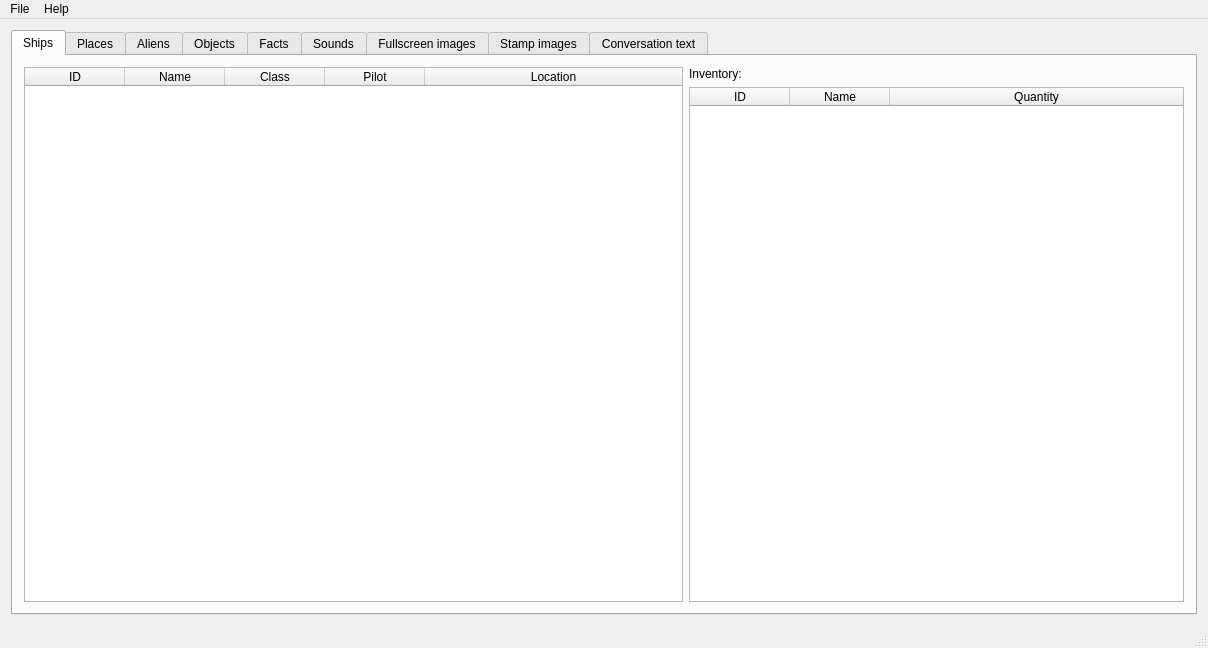
Old version of the form mainwindow.ui in the repository colinbourassa/nomad-resource-explorer.
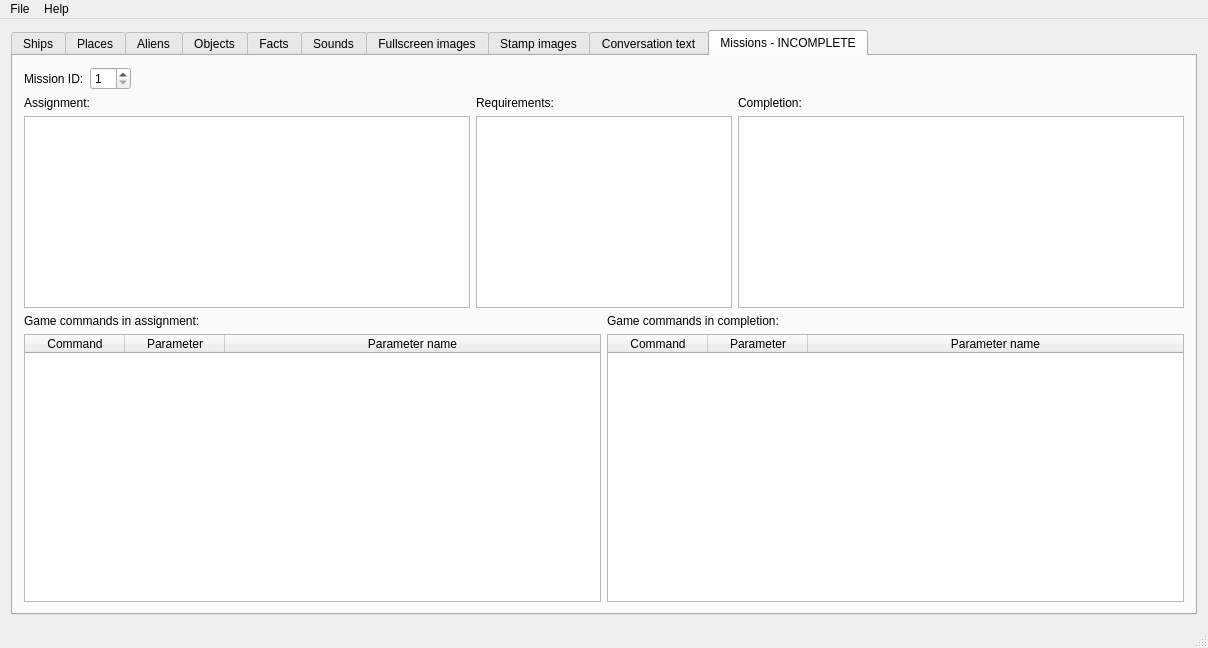
New version of the form.

Commit message: Very preliminary support for mission display

What changed in the file:
```diff
--- a/mainwindow.ui
+++ b/mainwindow.ui
@@ -18,7 +18,7 @@
     <item row="0" column="0">
      <widget class="QTabWidget" name="m_tabs">
       <property name="currentIndex">
-       <number>0</number>
+       <number>9</number>
       </property>
       <widget class="QWidget" name="m_tabShips">
        <attribute name="title">
@@ -1258,6 +1258,187 @@
         </item>
        </layout>
       </widget>
+      <widget class="QWidget" name="m_tabMissions">
+       <attribute name="title">
+        <string>Missions - INCOMPLETE</string>
+       </attribute>
+       <layout class="QVBoxLayout" name="verticalLayout">
+        <item>
+         <layout class="QHBoxLayout" name="m_missionIdHLayout" stretch="0,0,1">
+          <item>
+           <widget class="QLabel" name="m_missionIdLabel">
+            <property name="text">
+             <string>Mission ID:</string>
+            </property>
+           </widget>
+          </item>
+          <item>
+           <widget class="QSpinBox" name="m_missionIdSpinBox">
+            <property name="minimum">
+             <number>1</number>
+            </property>
+           </widget>
+          </item>
+          <item>
+           <spacer name="m_missionIdHSpacer">
+            <property name="orientation">
+             <enum>Qt::Horizontal</enum>
+            </property>
+            <property name="sizeHint" stdset="0">
+             <size>
+              <width>40</width>
+              <height>20</height>
+             </size>
+            </property>
+           </spacer>
+          </item>
+         </layout>
+        </item>
+        <item>
+         <layout class="QGridLayout" name="m_missionGridLayout" rowstretch="0,0,0,1">
+          <item row="3" column="0" colspan="2">
+           <widget class="QTableWidget" name="m_missionStartCommandList">
+            <property name="horizontalScrollBarPolicy">
+             <enum>Qt::ScrollBarAlwaysOff</enum>
+            </property>
+            <property name="selectionMode">
+             <enum>QAbstractItemView::NoSelection</enum>
+            </property>
+            <property name="verticalScrollMode">
+             <enum>QAbstractItemView::ScrollPerPixel</enum>
+            </property>
+            <property name="horizontalScrollMode">
+             <enum>QAbstractItemView::ScrollPerPixel</enum>
+            </property>
+            <attribute name="horizontalHeaderStretchLastSection">
+             <bool>true</bool>
+            </attribute>
+            <column>
+             <property name="text">
+              <string>Command</string>
+             </property>
+            </column>
+            <column>
+             <property name="text">
+              <string>Parameter</string>
+             </property>
+            </column>
+            <column>
+             <property name="text">
+              <string>Parameter name</string>
+             </property>
+            </column>
+           </widget>
+          </item>
+          <item row="0" column="0">
+           <widget class="QLabel" name="m_missionAssignmentLabel">
+            <property name="text">
+             <string>Assignment:</string>
+            </property>
+           </widget>
+          </item>
+          <item row="1" column="0">
+           <widget class="QTextBrowser" name="m_missionStartText">
+            <property name="readOnly">
+             <bool>true</bool>
+            </property>
+            <property name="textInteractionFlags">
+             <set>Qt::TextBrowserInteraction</set>
+            </property>
+            <property name="openLinks">
+             <bool>false</bool>
+            </property>
+           </widget>
+          </item>
+          <item row="3" column="2" colspan="2">
+           <widget class="QTableWidget" name="m_missionEndCommandList">
+            <property name="horizontalScrollBarPolicy">
+             <enum>Qt::ScrollBarAlwaysOff</enum>
+            </property>
+            <property name="selectionMode">
+             <enum>QAbstractItemView::NoSelection</enum>
+            </property>
+            <property name="verticalScrollMode">
+             <enum>QAbstractItemView::ScrollPerPixel</enum>
+            </property>
+            <property name="horizontalScrollMode">
+             <enum>QAbstractItemView::ScrollPerPixel</enum>
+            </property>
+            <attribute name="horizontalHeaderStretchLastSection">
+             <bool>true</bool>
+            </attribute>
+            <column>
+             <property name="text">
+              <string>Command</string>
+             </property>
+            </column>
+            <column>
+             <property name="text">
+              <string>Parameter</string>
+             </property>
+            </column>
+            <column>
+             <property name="text">
+              <string>Parameter name</string>
+             </property>
+            </column>
+           </widget>
+          </item>
+          <item row="1" column="3">
+           <widget class="QTextBrowser" name="m_missionEndText">
+            <property name="readOnly">
+             <bool>true</bool>
+            </property>
+            <property name="textInteractionFlags">
+             <set>Qt::TextBrowserInteraction</set>
+            </property>
+            <property name="openLinks">
+             <bool>false</bool>
+            </property>
+           </widget>
+          </item>
+          <item row="1" column="1" colspan="2">
+           <widget class="QTextBrowser" name="m_missionReqText">
+            <property name="readOnly">
+             <bool>true</bool>
+            </property>
+            <property name="textInteractionFlags">
+             <set>Qt::TextBrowserInteraction</set>
+            </property>
+           </widget>
+          </item>
+          <item row="0" column="3">
+           <widget class="QLabel" name="m_missionCompletionLabel">
+            <property name="text">
+             <string>Completion:</string>
+            </property>
+           </widget>
+          </item>
+          <item row="2" column="0" colspan="2">
+           <widget class="QLabel" name="m_missionStartCommandLabel">
+            <property name="text">
+             <string>Game commands in assignment:</string>
+            </property>
+           </widget>
+          </item>
+          <item row="2" column="2" colspan="2">
+           <widget class="QLabel" name="m_missionEndCommandLabel">
+            <property name="text">
+             <string>Game commands in completion:</string>
+            </property>
+           </widget>
+          </item>
+          <item row="0" column="1" colspan="2">
+           <widget class="QLabel" name="m_missionReqLabel">
+            <property name="text">
+             <string>Requirements:</string>
+            </property>
+           </widget>
+          </item>
+         </layout>
+        </item>
+       </layout>
+      </widget>
      </widget>
     </item>
    </layout>
```
The commit also changes 5 other files.
